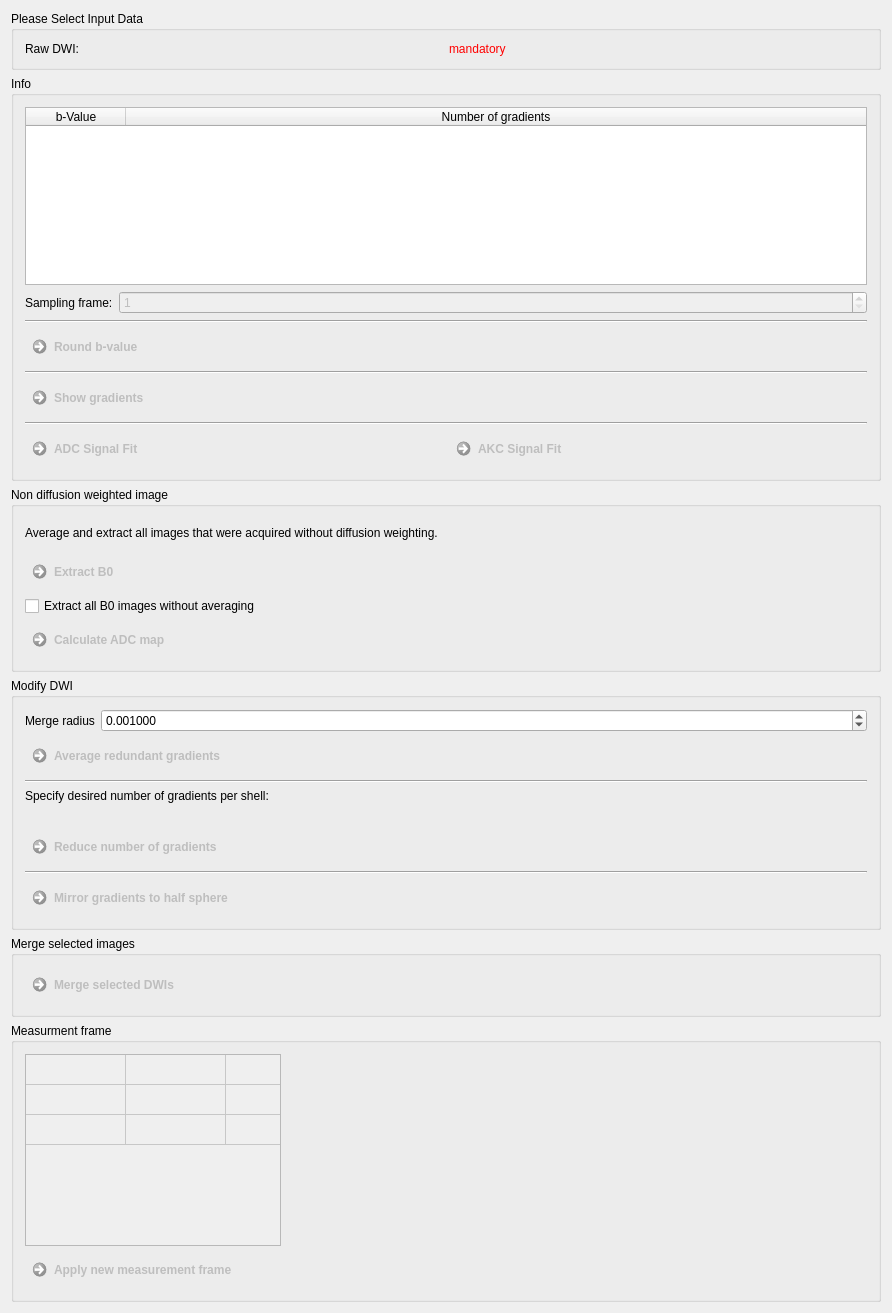
This is Plugins/org.mitk.gui.qt.diffusionimaging/src/internal/QmitkPreprocessingViewControls.ui in MITK/MITK as Qt 5 draws it before an edit. The edited form follows.
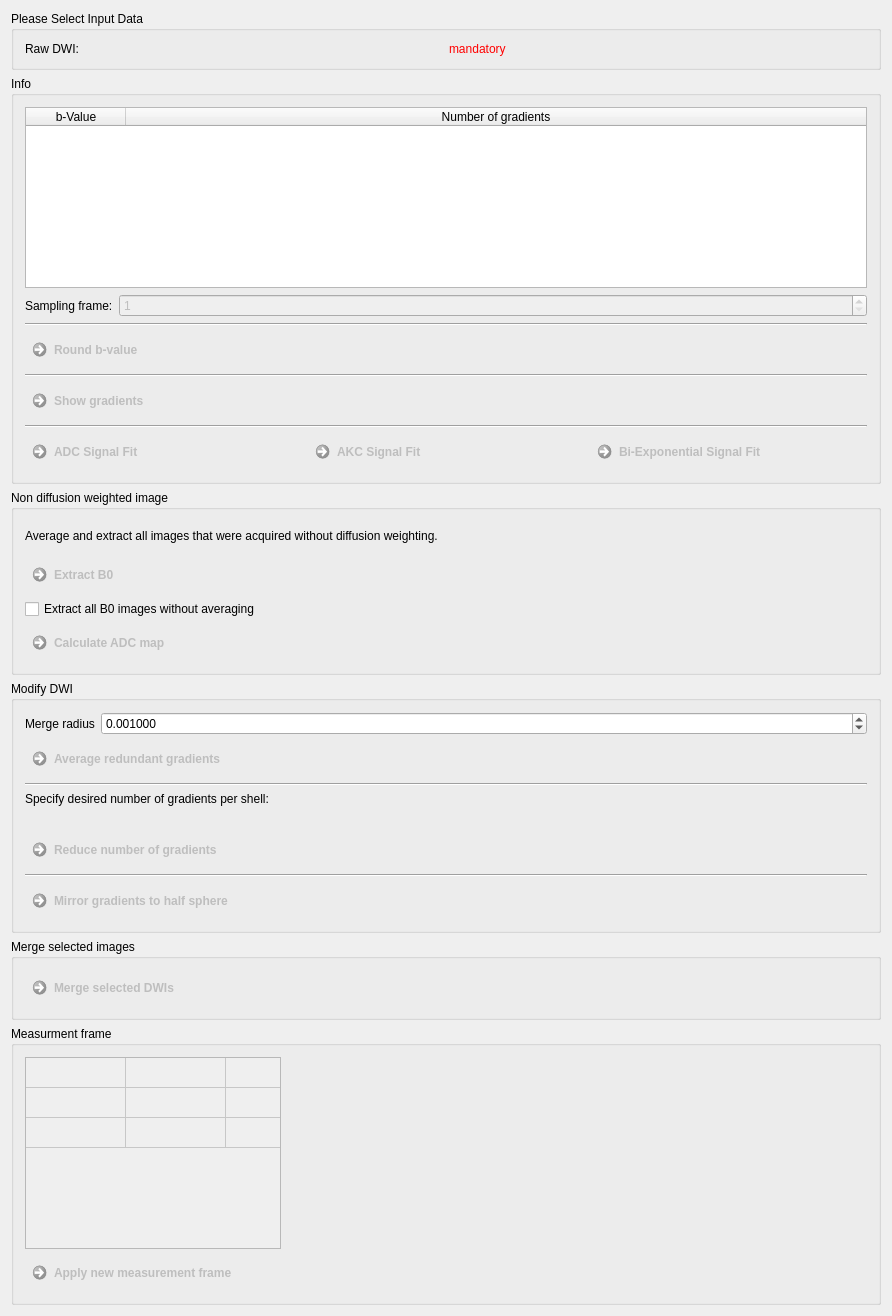
This is the edited form.

Commit message: adaption of preprocessing view for biexponential functor signal fit

```diff
--- a/Plugins/org.mitk.gui.qt.diffusionimaging/src/internal/QmitkPreprocessingViewControls.ui
+++ b/Plugins/org.mitk.gui.qt.diffusionimaging/src/internal/QmitkPreprocessingViewControls.ui
@@ -7,7 +7,7 @@
     <x>0</x>
     <y>0</y>
     <width>892</width>
-    <height>1306</height>
+    <height>1316</height>
    </rect>
   </property>
   <property name="minimumSize">
@@ -219,6 +219,16 @@
           </property>
          </widget>
         </item>
+        <item>
+         <widget class="QCommandLinkButton" name="m_BiExpSignalFit">
+          <property name="enabled">
+           <bool>false</bool>
+          </property>
+          <property name="text">
+           <string>Bi-Exponential Signal Fit</string>
+          </property>
+         </widget>
+        </item>
        </layout>
       </item>
      </layout>
```
The commit also changes 1 other file.
